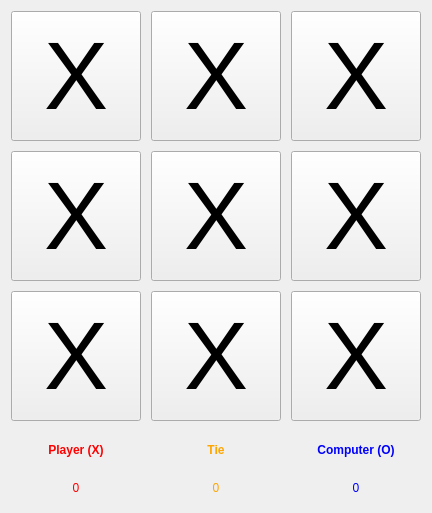
Before: the Qt Designer form widget.ui in Mavrikant/TicTacToe, drawn with Qt 5.
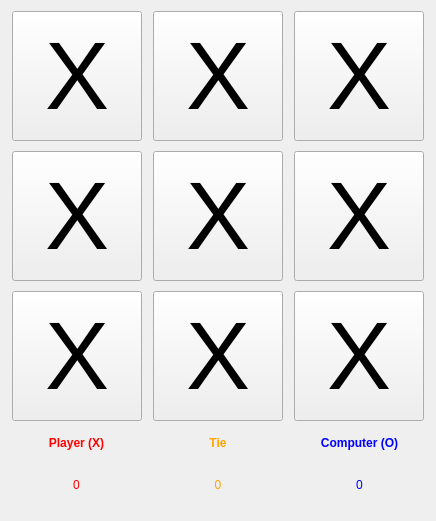
After: the same form once the commit is applied.

Diff of the .ui file:
```diff
--- a/widget.ui
+++ b/widget.ui
@@ -6,7 +6,7 @@
    <rect>
     <x>0</x>
     <y>0</y>
-    <width>432</width>
+    <width>436</width>
     <height>513</height>
    </rect>
   </property>
@@ -298,17 +298,46 @@
          <item>
           <widget class="QLabel" name="labelScorePlayer">
            <property name="sizePolicy">
-            <sizepolicy hsizetype="Preferred" vsizetype="Preferred">
+            <sizepolicy hsizetype="Preferred" vsizetype="Fixed">
              <horstretch>0</horstretch>
              <verstretch>0</verstretch>
             </sizepolicy>
            </property>
+           <property name="minimumSize">
+            <size>
+             <width>0</width>
+             <height>50</height>
+            </size>
+           </property>
+           <property name="maximumSize">
+            <size>
+             <width>16777215</width>
+             <height>16777215</height>
+            </size>
+           </property>
+           <property name="font">
+            <font>
+             <bold>false</bold>
+            </font>
+           </property>
            <property name="styleSheet">
             <string notr="true">color: red;</string>
            </property>
+           <property name="frameShape">
+            <enum>QFrame::NoFrame</enum>
+           </property>
+           <property name="frameShadow">
+            <enum>QFrame::Plain</enum>
+           </property>
            <property name="text">
             <string>0</string>
            </property>
+           <property name="textFormat">
+            <enum>Qt::PlainText</enum>
+           </property>
+           <property name="scaledContents">
+            <bool>false</bool>
+           </property>
            <property name="alignment">
             <set>Qt::AlignCenter</set>
            </property>
@@ -336,12 +365,27 @@
          </item>
          <item>
           <widget class="QLabel" name="labelScoreTie">
+           <property name="sizePolicy">
+            <sizepolicy hsizetype="Preferred" vsizetype="Fixed">
+             <horstretch>0</horstretch>
+             <verstretch>0</verstretch>
+            </sizepolicy>
+           </property>
+           <property name="minimumSize">
+            <size>
+             <width>0</width>
+             <height>50</height>
+            </size>
+           </property>
            <property name="styleSheet">
             <string notr="true">color: orange;</string>
            </property>
            <property name="text">
             <string>0</string>
            </property>
+           <property name="textFormat">
+            <enum>Qt::PlainText</enum>
+           </property>
            <property name="alignment">
             <set>Qt::AlignCenter</set>
            </property>
@@ -369,12 +413,27 @@
          </item>
          <item>
           <widget class="QLabel" name="labelScoreComputer">
+           <property name="sizePolicy">
+            <sizepolicy hsizetype="Preferred" vsizetype="Fixed">
+             <horstretch>0</horstretch>
+             <verstretch>0</verstretch>
+            </sizepolicy>
+           </property>
+           <property name="minimumSize">
+            <size>
+             <width>0</width>
+             <height>50</height>
+            </size>
+           </property>
            <property name="styleSheet">
             <string notr="true">color: blue;</string>
            </property>
            <property name="text">
             <string>0</string>
            </property>
+           <property name="textFormat">
+            <enum>Qt::PlainText</enum>
+           </property>
            <property name="alignment">
             <set>Qt::AlignCenter</set>
            </property>
```
